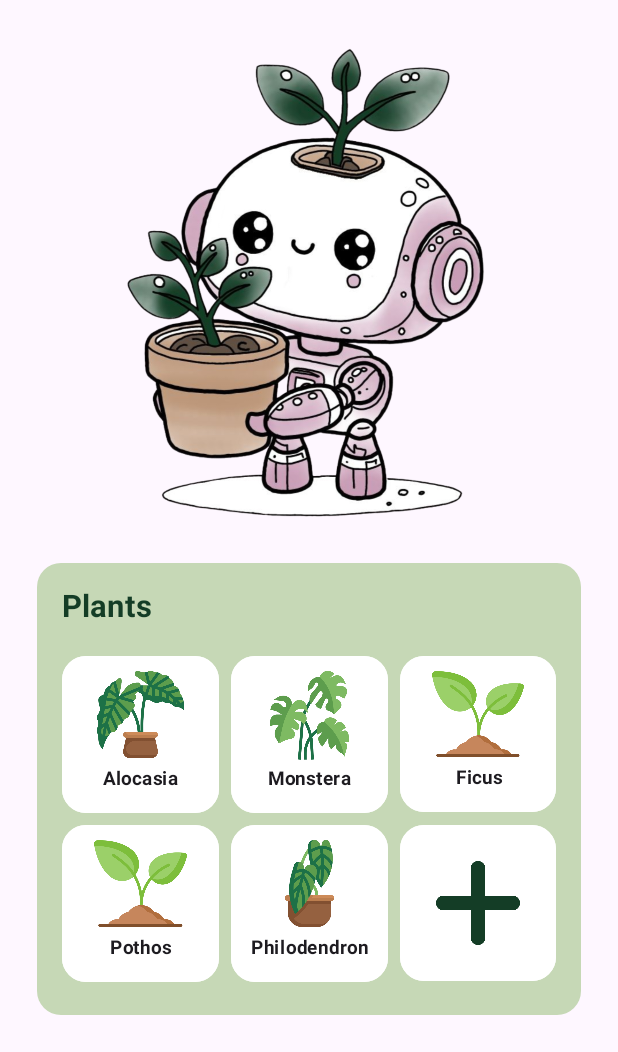
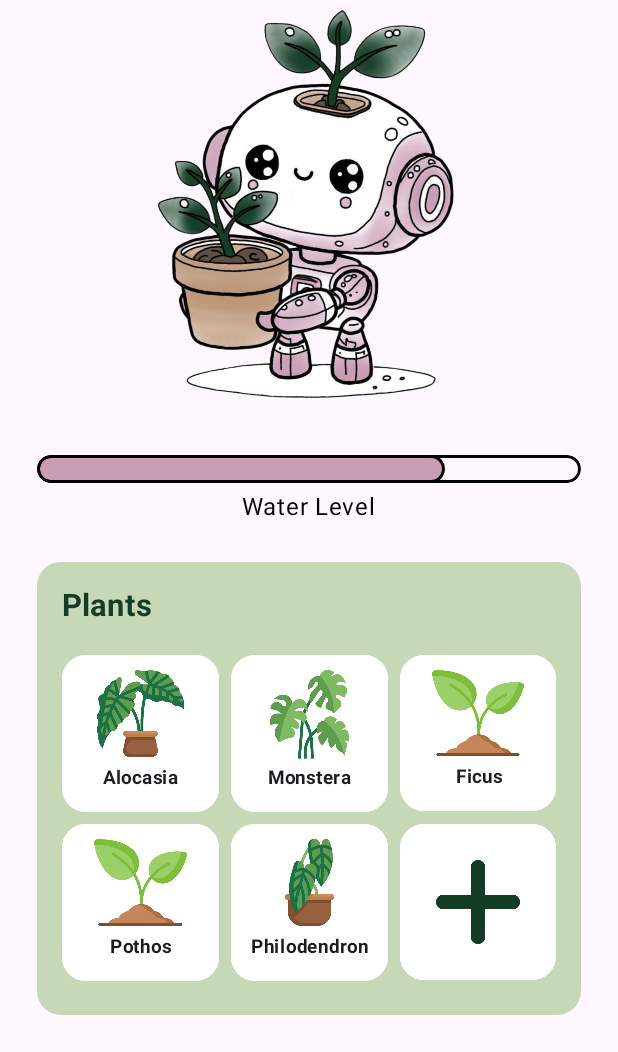
Before and after one commit to CelineSchneider/Growbot, an Android app built with Jetpack Compose: the screen it shows after launch (MainActivity), on a phone screen of 412 x 824 dp, the part 184-1236 px from its top. Run offline under Robolectric (Android 15) with nearby library versions, the phone set to English and light mode, and no system bars; Roboto replaces fonts that are not available here.

Commit message:
Added WaterLevelIndicator

```diff
--- a/app/src/main/java/com/example/growbot/MainActivity.kt
+++ b/app/src/main/java/com/example/growbot/MainActivity.kt
@@ -13,6 +13,7 @@ import androidx.compose.foundation.BorderStroke
 import androidx.compose.foundation.Canvas
 import androidx.compose.foundation.Image
 import androidx.compose.foundation.background
+import androidx.compose.foundation.border
 import androidx.compose.foundation.clickable
 import androidx.compose.foundation.layout.Arrangement
 import androidx.compose.foundation.layout.Box
@@ -48,6 +49,7 @@ import androidx.compose.runtime.remember
 import androidx.compose.runtime.setValue
 import androidx.compose.ui.Alignment
 import androidx.compose.ui.Modifier
+import androidx.compose.ui.draw.clip
 import androidx.compose.ui.geometry.Offset
 import androidx.compose.ui.graphics.Color
 import androidx.compose.ui.graphics.nativeCanvas
@@ -150,7 +152,7 @@ fun PlantTableScreen(navController: NavHostController, plantsState: Plants?) {
             )
     ) {
         TopBar(plantsState)
-        Header()
+        Header(plantsState)
         PlantList(plants.plants, navController)
     }
 }
@@ -219,8 +221,9 @@ fun NotificationBell(hasNotification: Boolean, onClick: () -> Unit) {
 
 
 
+
 @Composable
-fun Header() {
+fun Header(plantsState: Plants?) {
     val screenWidth = LocalConfiguration.current.screenWidthDp.dp
 
     Column(
@@ -235,19 +238,67 @@ fun Header() {
             color = DarkGreen
         )
 
-        Spacer(modifier = Modifier.height((0.06f * screenWidth.value).dp))
-
+        // Bild
         Image(
             painter = painterResource(id = R.drawable.growbot_transparent),
             contentDescription = "Logo",
             modifier = Modifier
-                .fillMaxHeight(0.5f)
+                .fillMaxHeight(0.4f)
                 .aspectRatio(1f)
+        )
+
+        Spacer(modifier = Modifier.height((0.08f * screenWidth.value).dp))
+
+        // Wasserstandsanzeige
+        if (plantsState != null) {
+            WaterLevelIndicator(
+                waterLevel = (((plantsState.waterLevel?.toFloat()?.div(100)) ?: 0f)),
+                modifier = Modifier
+                    .fillMaxWidth() // Nimmt die gesamte Breite ein
+                    .fillMaxHeight(0.05f) // Feste Höhe für die Wasserstandsanzeige
+            )
+        }
+
+        // Beschriftung unter der Anzeige
+        Text(
+            text = "Water Level",
+            modifier = Modifier.padding(top = 4.dp), // Abstand zum oberen Element
+            color = Color.Black // Textfarbe
         )
 
         Spacer(modifier = Modifier.height((0.06f * screenWidth.value).dp))
     }
 }
+
+
+@Composable
+fun WaterLevelIndicator(waterLevel: Float, modifier: Modifier = Modifier) {
+    val screenWidth = LocalConfiguration.current.screenWidthDp.dp
+    val indicatorWidth = screenWidth * 0.05f // Passt die Breite auf 5% der Bildschirmbreite an
+
+    Box(
+        modifier = modifier
+            .width(indicatorWidth)
+            .clip(RoundedCornerShape(16.dp))
+            .border(2.dp, Color.Black, RoundedCornerShape(16.dp))
+    ) {
+        // Innerer Bereich für den Wasserstand
+        Box(
+            modifier = Modifier
+                .fillMaxWidth(fraction = waterLevel)
+                .fillMaxHeight()
+                .align(Alignment.CenterStart)
+                .clip(RoundedCornerShape(16.dp))
+                .background(Pink)
+                .border(2.dp, Color.Black, RoundedCornerShape(16.dp))
+        )
+    }
+}
+
+
+
+
+
 
 @Composable
 fun PlantList(plants: List<Plant>, navController: NavHostController) {
```
